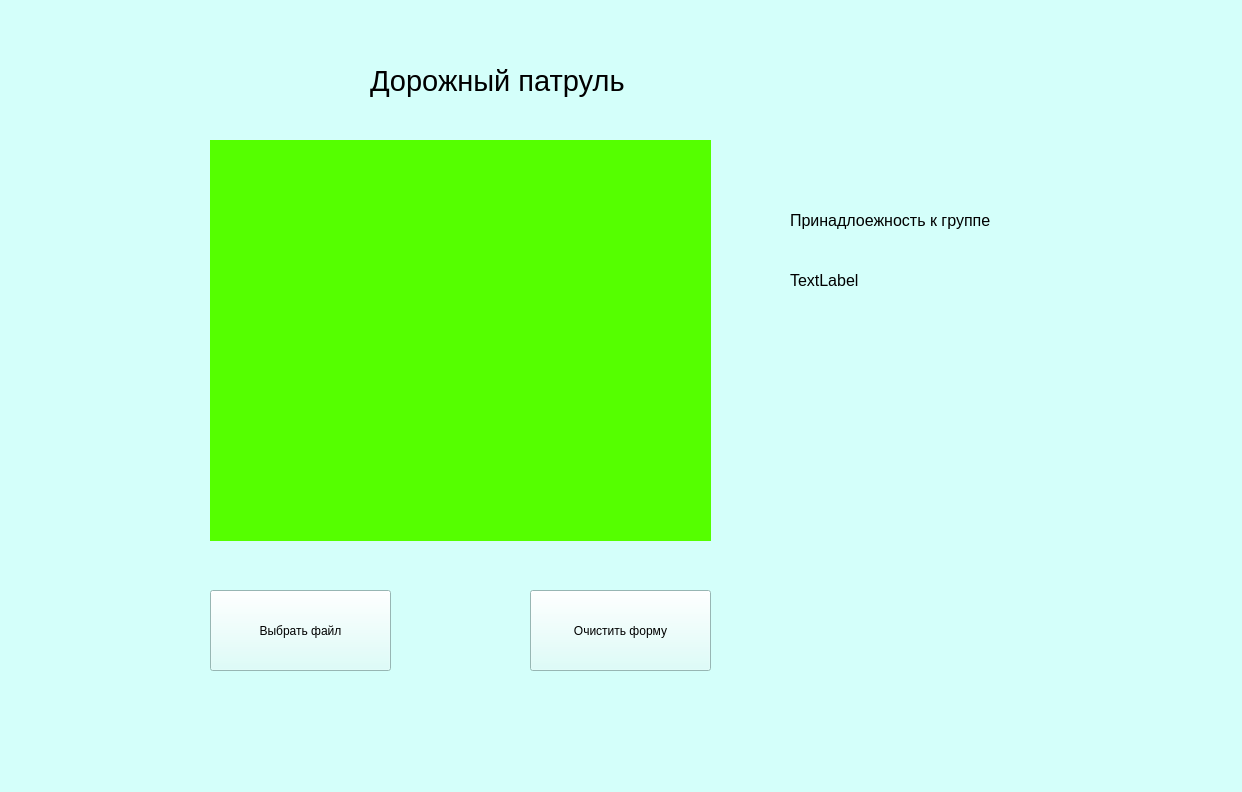
Qt form untitled.ui (DanilaSenin/Highway_Patrol_FinalVersion) before a commit.
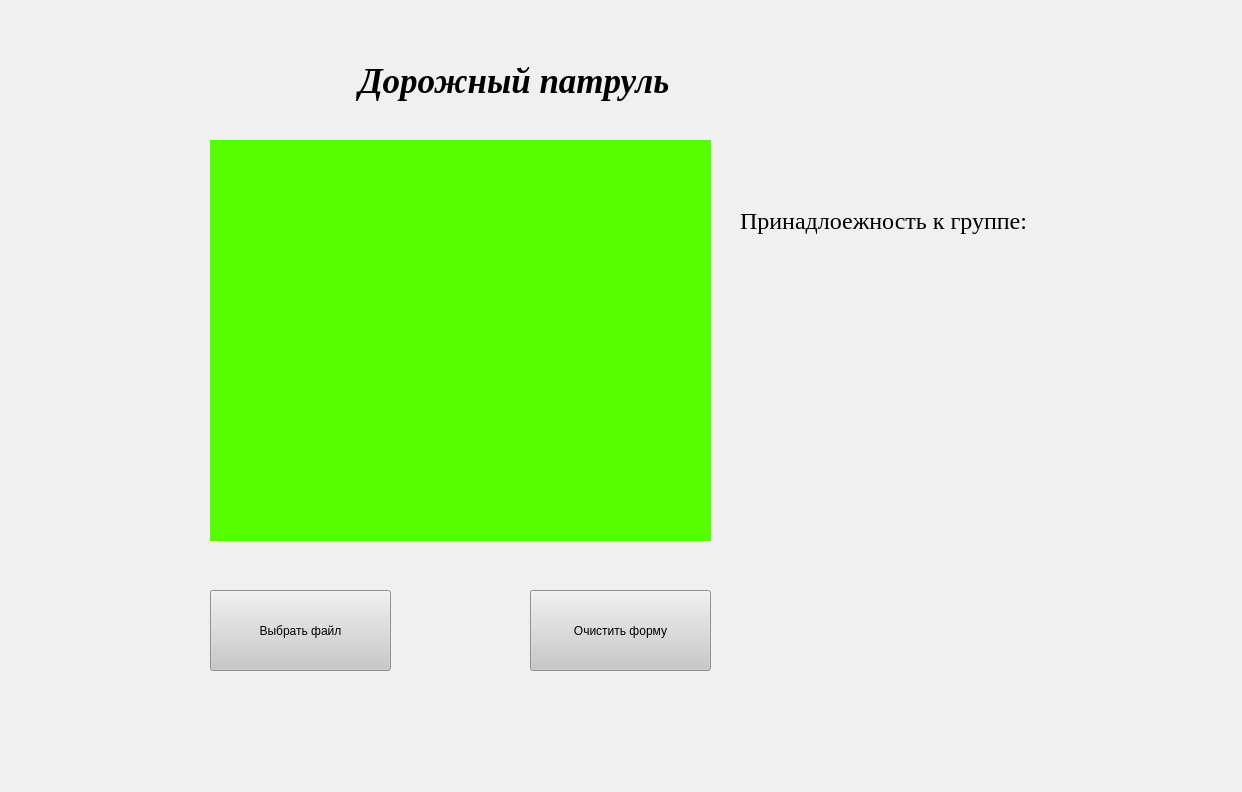
The same form after that commit. Icons and pictures are not drawn.

```diff
--- a/untitled.ui
+++ b/untitled.ui
@@ -14,7 +14,7 @@
    <string>Тест приложения на Python</string>
   </property>
   <property name="styleSheet">
-   <string notr="true">background-color: rgb(212, 255, 250);</string>
+   <string notr="true">background-color:rgb(240, 240, 240) </string>
   </property>
   <widget class="QWidget" name="centralwidget">
    <widget class="QPushButton" name="pushButton">
@@ -26,6 +26,9 @@
       <height>81</height>
      </rect>
     </property>
+    <property name="styleSheet">
+     <string notr="true">background-color: rgb(200, 200, 200);</string>
+    </property>
     <property name="text">
      <string>Выбрать файл</string>
     </property>
@@ -33,15 +36,19 @@
    <widget class="QLabel" name="Logo">
     <property name="geometry">
      <rect>
-      <x>370</x>
+      <x>350</x>
       <y>40</y>
-      <width>341</width>
+      <width>431</width>
       <height>81</height>
      </rect>
     </property>
     <property name="font">
      <font>
-      <pointsize>22</pointsize>
+      <family>Times New Roman</family>
+      <pointsize>26</pointsize>
+      <weight>75</weight>
+      <italic>true</italic>
+      <bold>true</bold>
      </font>
     </property>
     <property name="acceptDrops">
@@ -51,7 +58,7 @@
      <number>1</number>
     </property>
     <property name="text">
-     <string>Дорожный патруль</string>
+     <string> Дорожный патруль</string>
     </property>
    </widget>
    <widget class="QLabel" name="pic">
@@ -102,7 +109,7 @@
    <widget class="QLabel" name="label">
     <property name="geometry">
      <rect>
-      <x>790</x>
+      <x>720</x>
       <y>250</y>
       <width>401</width>
       <height>61</height>
@@ -110,11 +117,12 @@
     </property>
     <property name="font">
      <font>
-      <pointsize>12</pointsize>
+      <family>Times New Roman</family>
+      <pointsize>20</pointsize>
      </font>
     </property>
     <property name="text">
-     <string>TextLabel</string>
+     <string/>
     </property>
    </widget>
    <widget class="QPushButton" name="pushButton_3">
@@ -126,6 +134,9 @@
       <height>81</height>
      </rect>
     </property>
+    <property name="styleSheet">
+     <string notr="true">background-color: rgb(200, 200, 200);</string>
+    </property>
     <property name="text">
      <string>Очистить форму</string>
     </property>
@@ -133,7 +144,7 @@
    <widget class="QLabel" name="Teee">
     <property name="geometry">
      <rect>
-      <x>790</x>
+      <x>740</x>
       <y>200</y>
       <width>421</width>
       <height>41</height>
@@ -141,11 +152,12 @@
     </property>
     <property name="font">
      <font>
-      <pointsize>12</pointsize>
+      <family>Times New Roman</family>
+      <pointsize>18</pointsize>
      </font>
     </property>
     <property name="text">
-     <string>Принадлоежность к группе</string>
+     <string>Принадлоежность к группе:</string>
     </property>
    </widget>
   </widget>
```
